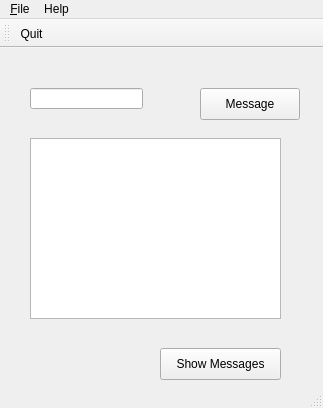
The window that assets/ui/playground_main_window.ui (joaonc/qt_playground) describes before a commit, drawn with Qt 5.
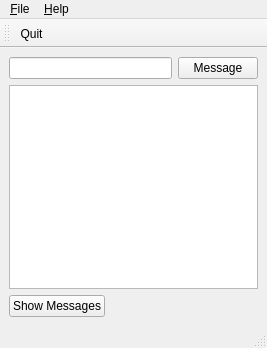
The same window after the commit. Icons and pictures are not drawn.

The edit to the form file:
```diff
--- a/assets/ui/playground_main_window.ui
+++ b/assets/ui/playground_main_window.ui
@@ -6,62 +6,47 @@
    <rect>
     <x>0</x>
     <y>0</y>
-    <width>323</width>
-    <height>408</height>
+    <width>267</width>
+    <height>348</height>
    </rect>
   </property>
   <property name="windowTitle">
    <string>MainWindow</string>
   </property>
   <widget class="QWidget" name="central_widget">
+   <layout class="QVBoxLayout" name="verticalLayout">
+    <item>
+     <layout class="QHBoxLayout" name="horizontal_layout_1">
+      <item>
    <widget class="QLineEdit" name="input_line_edit">
-    <property name="geometry">
-     <rect>
-      <x>30</x>
-      <y>40</y>
-      <width>113</width>
-      <height>21</height>
-     </rect>
-    </property>
     <property name="sizePolicy">
-     <sizepolicy hsizetype="Fixed" vsizetype="Fixed">
+         <sizepolicy hsizetype="Minimum" vsizetype="Fixed">
       <horstretch>0</horstretch>
       <verstretch>0</verstretch>
      </sizepolicy>
     </property>
    </widget>
+      </item>
+      <item>
    <widget class="QPushButton" name="message_button">
-    <property name="geometry">
-     <rect>
-      <x>200</x>
-      <y>40</y>
-      <width>100</width>
-      <height>32</height>
-     </rect>
+        <property name="sizePolicy">
+         <sizepolicy hsizetype="Fixed" vsizetype="Fixed">
+          <horstretch>0</horstretch>
+          <verstretch>0</verstretch>
+         </sizepolicy>
     </property>
     <property name="text">
      <string>Message</string>
     </property>
    </widget>
-   <widget class="QPlainTextEdit" name="output_plain_text_edit">
-    <property name="geometry">
-     <rect>
-      <x>30</x>
-      <y>90</y>
-      <width>251</width>
-      <height>181</height>
-     </rect>
-    </property>
-   </widget>
+      </item>
+     </layout>
+    </item>
+    <item>
+     <widget class="QPlainTextEdit" name="output_plain_text_edit"/>
+    </item>
+    <item>
    <widget class="QPushButton" name="show_messages_button">
-    <property name="geometry">
-     <rect>
-      <x>160</x>
-      <y>300</y>
-      <width>121</width>
-      <height>32</height>
-     </rect>
-    </property>
     <property name="sizePolicy">
      <sizepolicy hsizetype="Fixed" vsizetype="Fixed">
       <horstretch>0</horstretch>
@@ -72,19 +57,21 @@
      <string>Show Messages</string>
     </property>
    </widget>
+    </item>
+   </layout>
   </widget>
   <widget class="QMenuBar" name="menu_bar">
    <property name="geometry">
     <rect>
      <x>0</x>
      <y>0</y>
-     <width>323</width>
+     <width>267</width>
      <height>33</height>
     </rect>
    </property>
    <widget class="QMenu" name="menu_help">
     <property name="title">
-     <string>Help</string>
+     <string>&amp;Help</string>
     </property>
     <addaction name="action_about"/>
    </widget>
```
Lines whose indentation alone changed are shown as unchanged.
